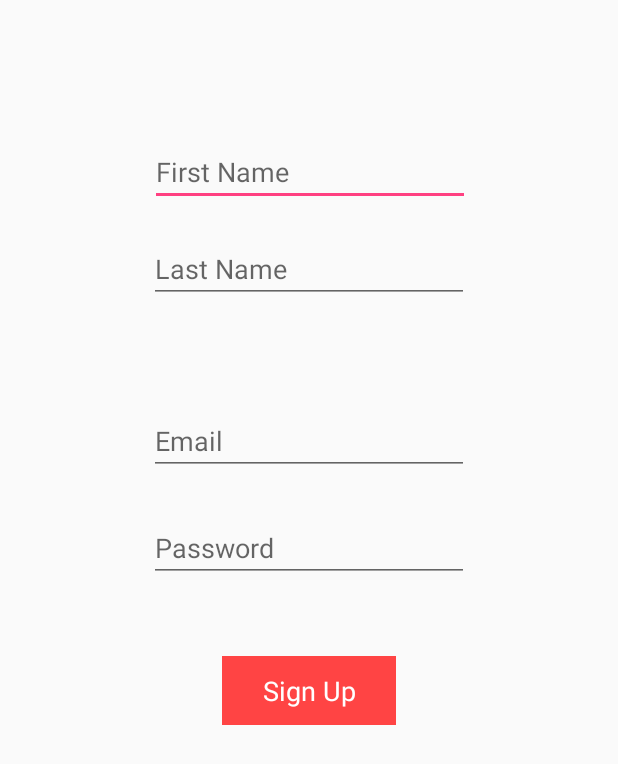
After one commit to dkk009/SampleRxAndroid, an Android app: the layout fragment_sign_up.xml on its own in the app's theme, with its tools: preview values and no code run, on a phone screen of 412 x 824 dp. The commit adds this screen. Shown: the top 764 px of the screen. Run offline under Robolectric (Android 15) with nearby library versions, the phone set to English and light mode, and no system bars.

Commit message:
Integrated SignUp UI.

```diff
--- a/app/src/main/java/com/dkk/rxjava/samplerxjava/ui/view/HomeView.java
+++ b/app/src/main/java/com/dkk/rxjava/samplerxjava/ui/view/HomeView.java
@@ -4,11 +4,9 @@ import com.dkk.rxjava.samplerxjava.models.dbmodels.DBUser;
 
 /**
  * Created by deepak on 27/2/17.
+ * Home view
  */
 
-public interface HomeView {
-
+public interface HomeView extends BaseView{
     void showUserDetails(DBUser dbUser);
-    void showProgress();
-    void hideProgress();
 }
--- /dev/null
+++ b/app/src/main/res/layout/fragment_sign_up.xml
@@ -0,0 +1,85 @@
+<?xml version="1.0" encoding="utf-8"?>
+<android.support.constraint.ConstraintLayout
+    xmlns:android="http://schemas.android.com/apk/res/android"
+    xmlns:app="http://schemas.android.com/apk/res-auto"
+    xmlns:tools="http://schemas.android.com/tools"
+    android:layout_width="match_parent"
+    android:layout_height="match_parent"
+    tools:layout_editor_absoluteY="81dp"
+    tools:layout_editor_absoluteX="0dp">
+
+    <EditText
+        android:id="@+id/txt_fisrt_name"
+        android:layout_width="wrap_content"
+        android:layout_height="wrap_content"
+        android:layout_marginLeft="8dp"
+        android:layout_marginRight="8dp"
+        android:layout_marginTop="92dp"
+        android:ems="10"
+        android:hint="@string/first_name"
+        android:inputType="textPersonName"
+        app:layout_constraintHorizontal_bias="0.503"
+        app:layout_constraintLeft_toLeftOf="parent"
+        app:layout_constraintRight_toRightOf="parent"
+        app:layout_constraintTop_toTopOf="parent" />
+
+    <EditText
+        android:id="@+id/txt_second_name"
+        android:layout_width="wrap_content"
+        android:layout_height="wrap_content"
+        android:layout_marginLeft="8dp"
+        android:layout_marginRight="8dp"
+        android:layout_marginTop="19dp"
+        android:ems="10"
+        android:hint="@string/last_name"
+        android:inputType="textPersonName"
+        app:layout_constraintLeft_toLeftOf="parent"
+        app:layout_constraintRight_toRightOf="parent"
+        app:layout_constraintTop_toBottomOf="@+id/txt_fisrt_name" />
+
+    <EditText
+        android:id="@+id/txt_email"
+        android:layout_width="wrap_content"
+        android:layout_height="wrap_content"
+        android:layout_marginLeft="8dp"
+        android:layout_marginRight="8dp"
+        android:layout_marginTop="69dp"
+        android:ems="10"
+        android:hint="@string/email"
+        android:inputType="textEmailAddress"
+        app:layout_constraintLeft_toLeftOf="parent"
+        app:layout_constraintRight_toRightOf="parent"
+        app:layout_constraintTop_toBottomOf="@+id/txt_second_name" />
+
+    <TextView
+        android:id="@+id/txt_sign_up"
+        android:layout_width="116dp"
+        android:layout_height="46dp"
+        android:layout_marginLeft="8dp"
+        android:layout_marginRight="8dp"
+        android:layout_marginTop="49dp"
+        android:background="@android:color/holo_red_light"
+        android:gravity="center_vertical"
+        android:onClick="signUpClick"
+        android:text="@string/sign_up"
+        android:textAlignment="center"
+        android:textColor="?android:attr/textColorPrimaryInverseDisableOnly"
+        android:textSize="18sp"
+        app:layout_constraintLeft_toLeftOf="parent"
+        app:layout_constraintRight_toRightOf="parent"
+        app:layout_constraintTop_toBottomOf="@+id/txt_password" />
+
+    <EditText
+        android:id="@+id/txt_password"
+        android:layout_width="wrap_content"
+        android:layout_height="wrap_content"
+        android:layout_marginLeft="8dp"
+        android:layout_marginRight="8dp"
+        android:layout_marginTop="26dp"
+        android:ems="10"
+        android:hint="@string/password"
+        android:inputType="textPassword"
+        app:layout_constraintLeft_toLeftOf="parent"
+        app:layout_constraintRight_toRightOf="parent"
+        app:layout_constraintTop_toBottomOf="@+id/txt_email" />
+</android.support.constraint.ConstraintLayout>
--- a/app/src/main/res/values/strings.xml
+++ b/app/src/main/res/values/strings.xml
@@ -1,3 +1,8 @@
 <resources>
     <string name="app_name">SampleRxJava</string>
+    <string name="first_name">First Name</string>
+    <string name="last_name">Last Name</string>
+    <string name="email">Email</string>
+    <string name="password">Password</string>
+    <string name="sign_up">Sign Up</string>
 </resources>
--- a/build.gradle
+++ b/build.gradle
@@ -5,7 +5,7 @@ buildscript {
         jcenter()
     }
     dependencies {
-        classpath 'com.android.tools.build:gradle:2.2.3'
+        classpath 'com.android.tools.build:gradle:2.3.0'
         classpath "io.realm:realm-gradle-plugin:2.3.1"
 
         // NOTE: Do not place your application dependencies here; they belong
```
Also changed, not shown: app/build.gradle (+27 -2 lines), app/src/main/java/com/dkk/rxjava/samplerxjava/models/User.java (+28 -0 lines), app/src/main/java/com/dkk/rxjava/samplerxjava/ui/fragments/BaseFragment.java (+11 -0 lines), app/src/main/java/com/dkk/rxjava/samplerxjava/ui/interactor/LoginInteractorImpl.java (+5 -2 lines), app/src/main/java/com/dkk/rxjava/samplerxjava/ui/signup/SignUpFragment.java (added, +88 -0 lines), app/src/main/java/com/dkk/rxjava/samplerxjava/ui/signup/SignUpInteractor.java (added, +40 -0 lines), app/src/main/java/com/dkk/rxjava/samplerxjava/ui/signup/SignUpInteractorImpl.java (added, +18 -0 lines), app/src/main/java/com/dkk/rxjava/samplerxjava/ui/signup/SignUpPresenter.java (added, +81 -0 lines), app/src/main/java/com/dkk/rxjava/samplerxjava/ui/signup/SignUpView.java (added, +37 -0 lines), app/src/main/java/com/dkk/rxjava/samplerxjava/ui/view/BaseView.java (added, +26 -0 lines), app/src/main/java/com/dkk/rxjava/samplerxjava/ui/view/LoginView.java (+17 -4 lines), app/src/main/java/com/dkk/rxjava/samplerxjava/utils/StringUtils.java (added, +25 -0 lines), gradle/wrapper/gradle-wrapper.properties, 2 other files.
